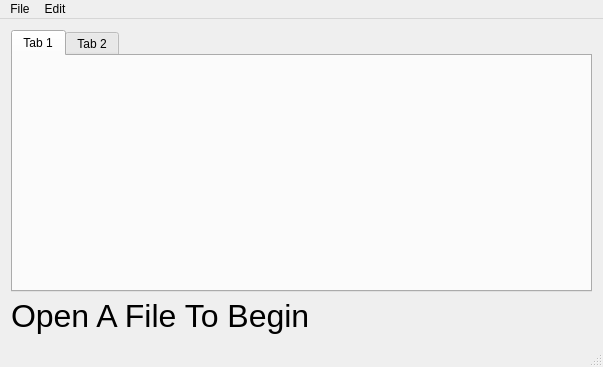
Old version of the form mainwindow.ui in the repository diw/pathfinder.
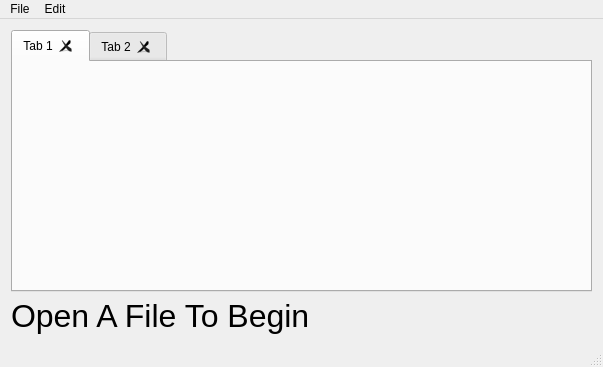
New version of the form.

Commit message: additional tab logic including signal/slot setup

The edit to the form file:
```diff
--- a/mainwindow.ui
+++ b/mainwindow.ui
@@ -22,6 +22,9 @@
         <property name="currentIndex">
          <number>0</number>
         </property>
+        <property name="tabsClosable">
+         <bool>true</bool>
+        </property>
         <widget class="QWidget" name="tab">
          <attribute name="title">
           <string>Tab 1</string>
```
Left out of the diff: 2 changed lines with no effect on the pictures. The commit also changes 3 other files.
